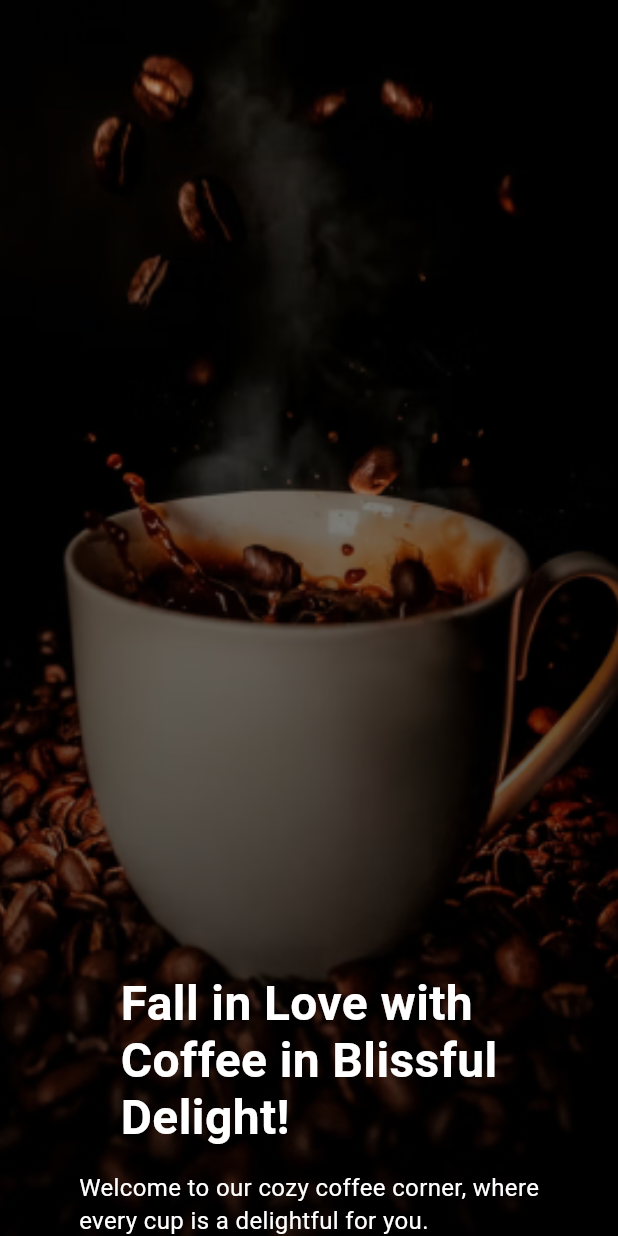
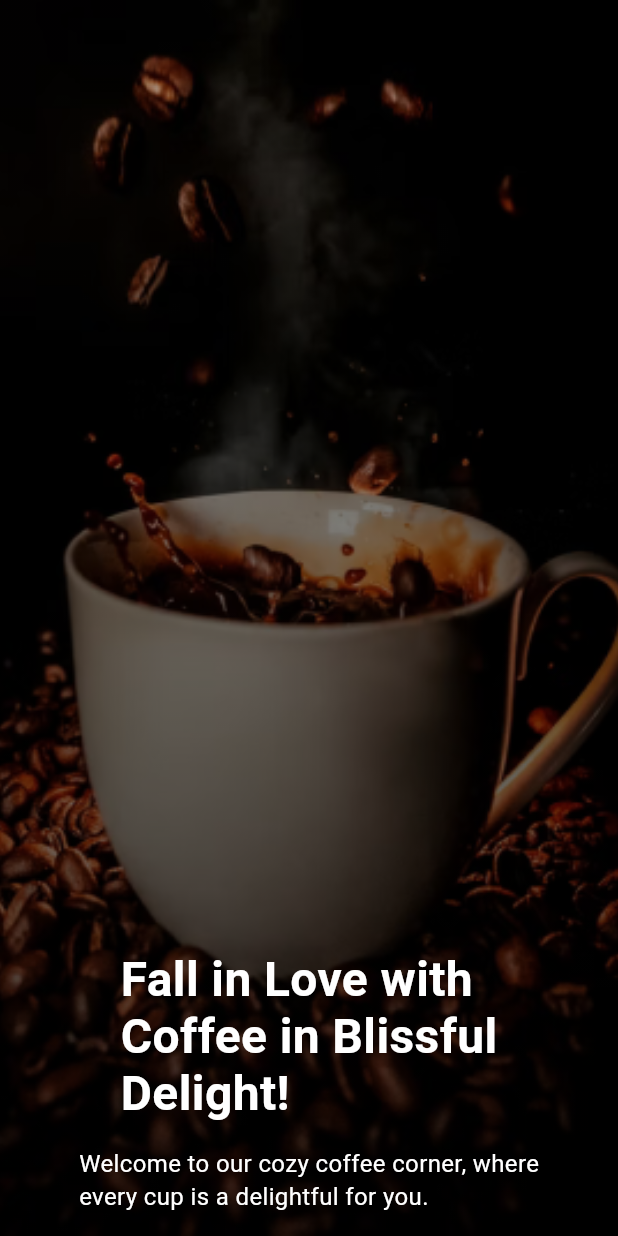
Before and after one commit to PedroH6/CoffeShop, a Flutter app: the screen it shows after launch, on a phone screen of 412 x 824 dp. Run offline on Flutter 3.47's test engine with Material 3 defaults, Android fonts, the phone set to English and light mode, and no system bars.

Commit message:
add sizedBox

```diff
--- a/lib/pages/intro_page.dart
+++ b/lib/pages/intro_page.dart
@@ -57,6 +57,9 @@ class IntroPage extends StatelessWidget {
                     ),
                   ),
 
+                  const SizedBox(height: 16)
+
+
                 ],
               ),
             ),
```
